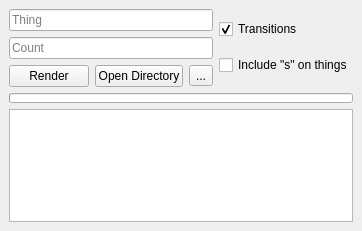
Qt form mainwindow.ui (MrSuspicious0/bumblefuck) before a commit.
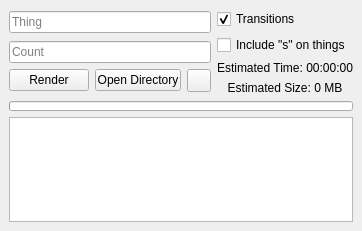
The same form after that commit. Icons and pictures are not drawn.

Commit message: moved ui class to seperate file, updated ui file, added threading to video creation

Patch:
```diff
--- a/mainwindow.ui
+++ b/mainwindow.ui
@@ -89,7 +89,11 @@
             <item>
              <widget class="QToolButton" name="btnMusicManager">
               <property name="text">
-               <string>...</string>
+               <string/>
+              </property>
+              <property name="icon">
+               <iconset resource="icon.qrc">
+                <normaloff>:/dancingbee.ico</normaloff>:/dancingbee.ico</iconset>
               </property>
              </widget>
             </item>
@@ -118,6 +122,26 @@
           </property>
          </widget>
         </item>
+        <item>
+         <widget class="QLabel" name="lblEstimation">
+          <property name="text">
+           <string>Estimated Time: 00:00:00</string>
+          </property>
+          <property name="alignment">
+           <set>Qt::AlignCenter</set>
+          </property>
+         </widget>
+        </item>
+        <item>
+         <widget class="QLabel" name="lblFilesize">
+          <property name="text">
+           <string>Estimated Size: 0 MB</string>
+          </property>
+          <property name="alignment">
+           <set>Qt::AlignCenter</set>
+          </property>
+         </widget>
+        </item>
        </layout>
       </item>
      </layout>
```
Left out of the diff: 9 changed lines with no effect on the pictures. The commit also changes 3 other files.
